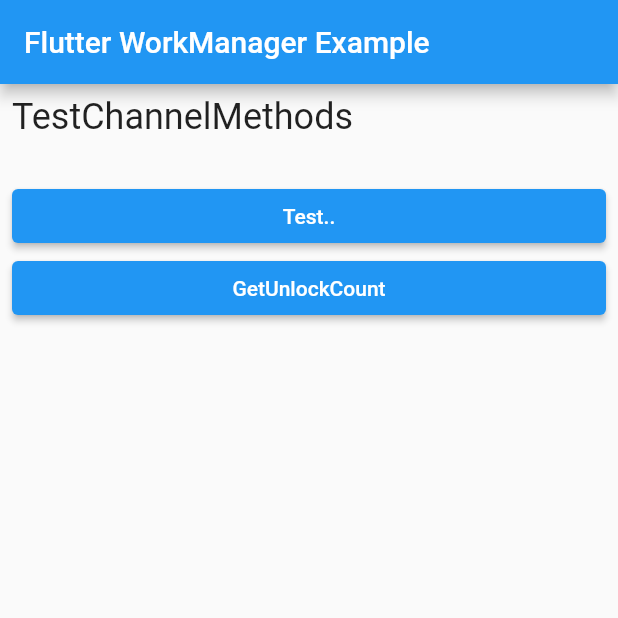
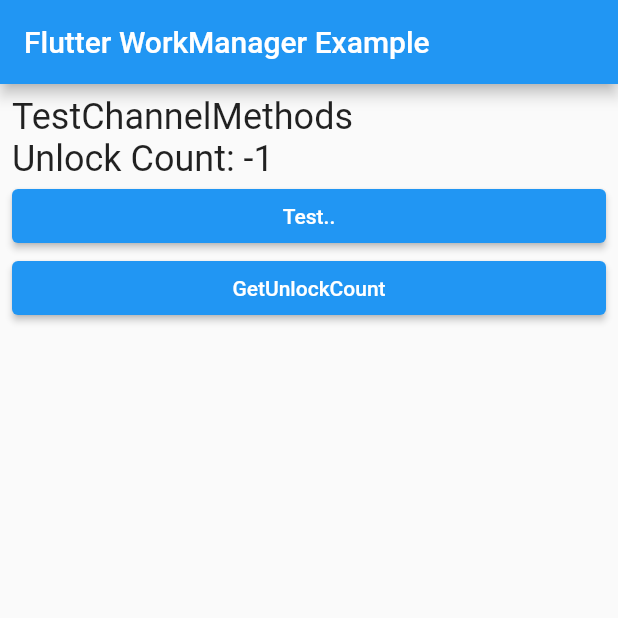
Before and after one commit to FloloGames/Count-Unlocks, a Flutter app: the screen it shows after launch, after a tap on "Test..", on a phone screen of 412 x 824 dp, the top half of it. Run offline on Flutter 3.47's test engine with Material 2 defaults, Android fonts, the phone set to English and light mode, and no system bars.

Commit message:
added androidCountUnlocksManager cleaned Android java code..

```diff
--- /dev/null
+++ b/lib/android_count_unlocks_manager.dart
@@ -0,0 +1,29 @@
+import 'package:flutter/services.dart';
+
+class AndroidCountUnlocksManager {
+  static const _testMethodChannel = MethodChannel("testChannel");
+  // static const _testCBMethodChannel = MethodChannel("testCBChannel");
+  // int _deviceUnlocks = 0;
+
+  static const String _testMethodName = "testMethod";
+  // static const String _testCBMethodName = "testCBMethod";
+  static const String _getUnlockCountMethodName = "getUnlockCount";
+
+  AndroidCountUnlocksManager() {
+    // testCBMethodChannel.setMethodCallHandler((call) {
+    //   if (call.method == testCBMethodName) {
+    //     debugText = call.arguments.toString();
+    //     setState(() {});
+    //   }
+    //   return Future.value();
+    // });
+  }
+
+  Future<void> callTestMethod() {
+    return _testMethodChannel.invokeMethod(_testMethodName);
+  }
+
+  Future<int?> getUnlockCount() {
+    return _testMethodChannel.invokeMethod<int>(_getUnlockCountMethodName);
+  }
+}
--- a/lib/main.dart
+++ b/lib/main.dart
@@ -1,4 +1,5 @@
 import 'dart:async';
+import 'package:count_unlocks/android_count_unlocks_manager.dart';
 import 'package:flutter/material.dart';
 import 'package:flutter/services.dart';
 // import 'package:path_provider/path_provider.dart';
@@ -15,23 +16,17 @@ class MyApp extends StatefulWidget {
 }
 
 class _MyAppState extends State<MyApp> {
-  static const testMethodChannel = MethodChannel("testChannel");
-  static const testCBMethodChannel = MethodChannel("testCBChannel");
-  // int _deviceUnlocks = 0;
-
-  static const String testMethodName = "testMethod";
-  static const String testCBMethodName = "testCBMethod";
-  static const String getUnlockCountMethodName = "getUnlockCount";
-
+  AndroidCountUnlocksManager androidCountUnlocksManager =
+      AndroidCountUnlocksManager();
   String debugText = "";
 
   void callTestMethod() {
-    testMethodChannel.invokeMethod(testMethodName);
+    androidCountUnlocksManager.callTestMethod();
   }
 
   void getUnlockCount() async {
-    int unlockCount =
-        await testMethodChannel.invokeMethod(getUnlockCountMethodName);
+    int? unlockCount = await androidCountUnlocksManager.getUnlockCount();
+    unlockCount ??= -1;
     debugText = "Unlock Count: $unlockCount";
     setState(() {});
   }
@@ -50,13 +45,6 @@ class _MyAppState extends State<MyApp> {
     //   param2 = args["param2"] ?? 0;
     // }
 
-    testCBMethodChannel.setMethodCallHandler((call) {
-      if (call.method == testCBMethodName) {
-        debugText = call.arguments.toString();
-        setState(() {});
-      }
-      return Future.value();
-    });
     getUnlockCount();
   }
 
```
Also changed, not shown: 3 other files.
